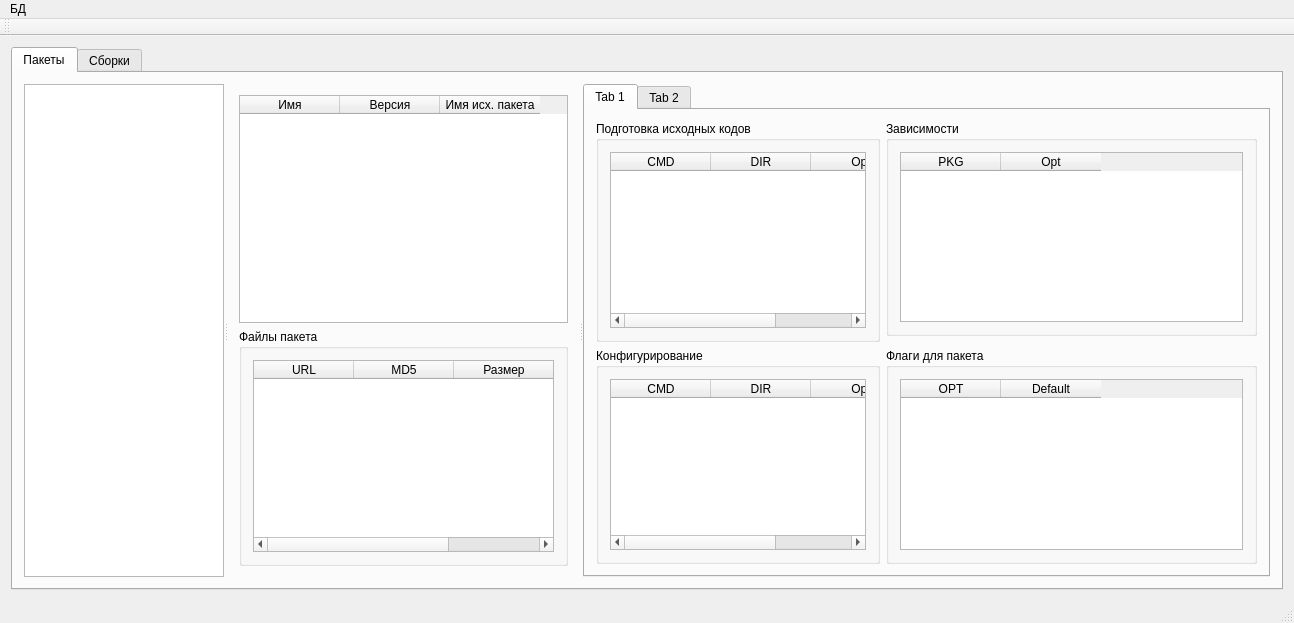
Before: the Qt Designer form editor/mainwindow.ui in andreili/pkg_mngr, drawn with Qt 5.
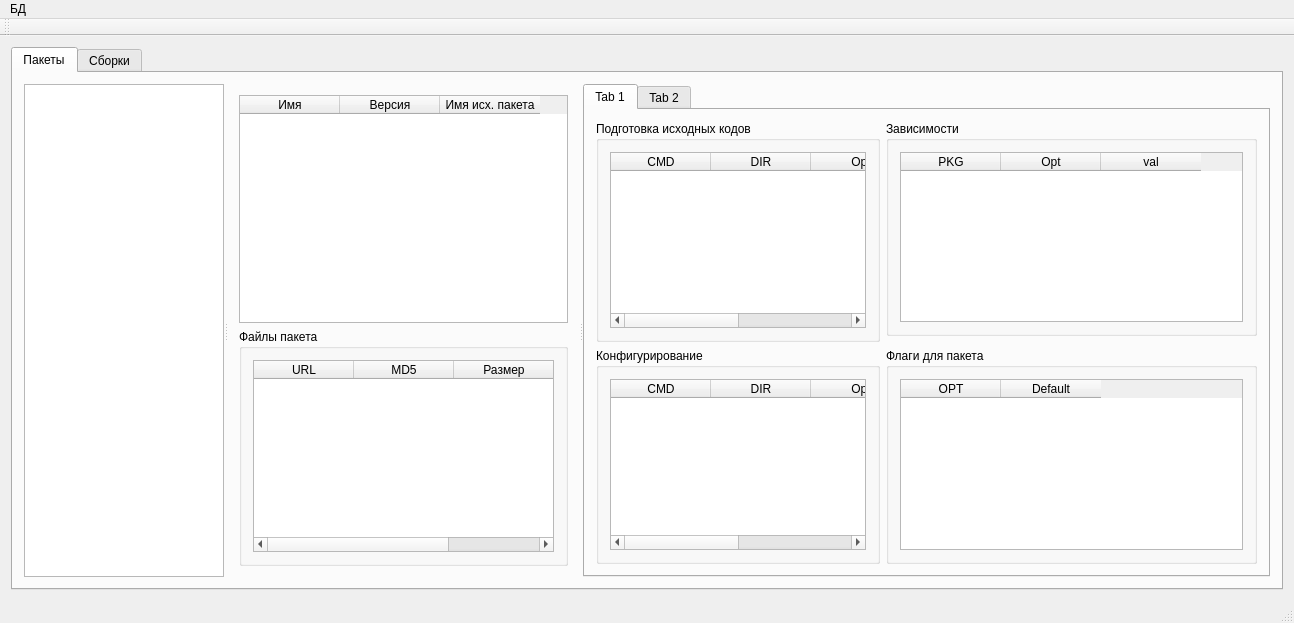
After: the same form once the commit is applied.

Commit message: Добавлено поле состояния флага для срабатывания действия

Patch:
```diff
--- a/editor/mainwindow.ui
+++ b/editor/mainwindow.ui
@@ -147,6 +147,11 @@
                     <string>Opt</string>
                    </property>
                   </column>
+                  <column>
+                   <property name="text">
+                    <string>val</string>
+                   </property>
+                  </column>
                  </widget>
                 </item>
                </layout>
@@ -178,6 +183,11 @@
                     <string>Opt</string>
                    </property>
                   </column>
+                  <column>
+                   <property name="text">
+                    <string>val</string>
+                   </property>
+                  </column>
                  </widget>
                 </item>
                </layout>
@@ -204,6 +214,11 @@
                     <string>Opt</string>
                    </property>
                   </column>
+                  <column>
+                   <property name="text">
+                    <string>val</string>
+                   </property>
+                  </column>
                  </widget>
                 </item>
                </layout>
```
Left out of the diff: 15 changed lines with no effect on the pictures. The commit also changes 2 other files.
